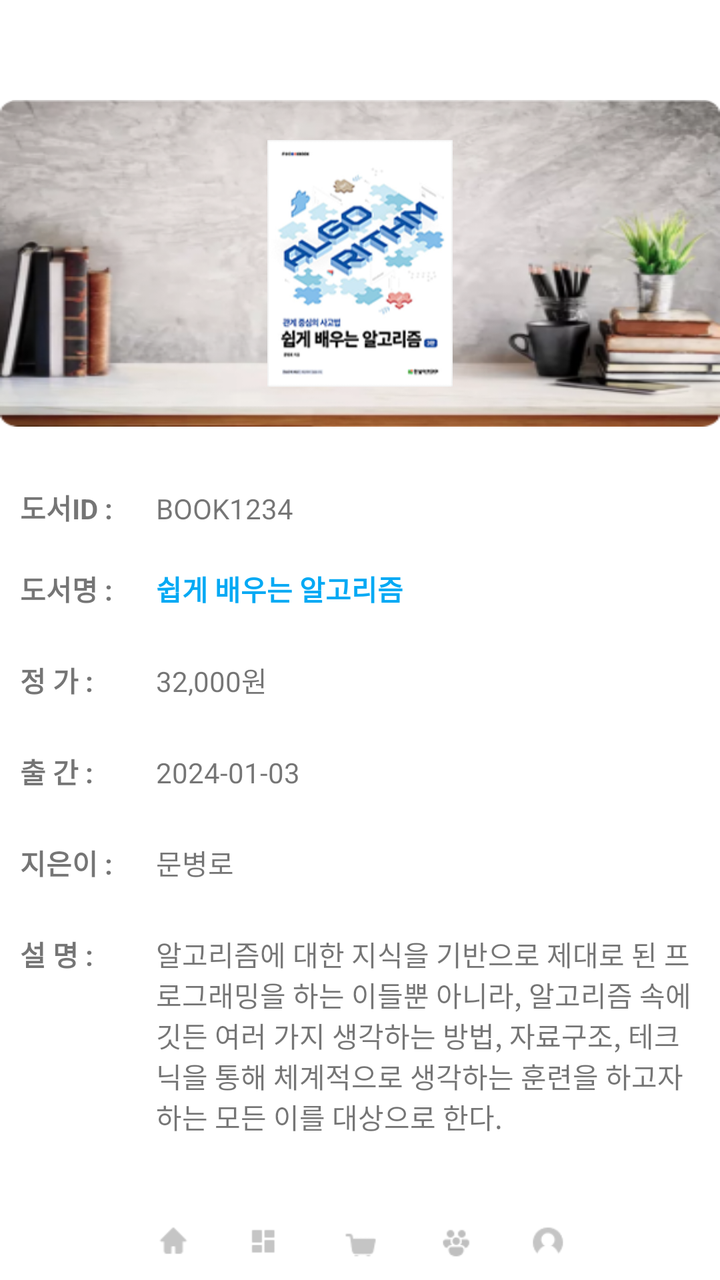
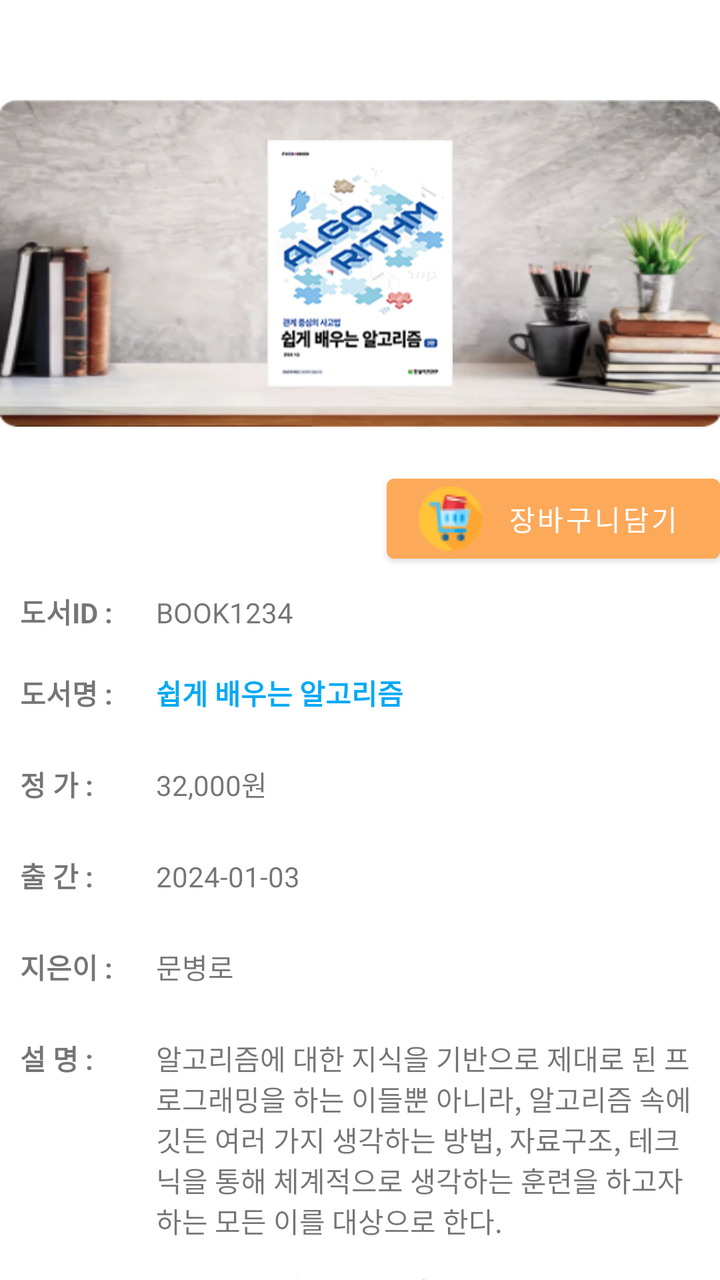

Before-and-after screenshots of an Android layout around one commit, followed by the original layout XML and the change that was made.
<!-- AndroidManifest.xml: activity theme MyTheme.BookMarket -->
<!-- res/layout/activity_book.xml -->
<?xml version="1.0" encoding="utf-8"?>
<LinearLayout xmlns:android="http://schemas.android.com/apk/res/android"
    xmlns:app="http://schemas.android.com/apk/res-auto"
    xmlns:tools="http://schemas.android.com/tools"
    android:id="@+id/book"
    android:layout_width="match_parent"
    android:layout_height="match_parent"
    android:layout_margin="20dp"
    android:background="#ffffff"
    android:orientation="vertical"
    tools:context=".BookActivity">

    <LinearLayout
        android:layout_width="match_parent"
        android:layout_height="match_parent"
        android:layout_marginTop="50dp"
        android:layout_weight="2"
        android:background="@drawable/book_bg"
        android:orientation="horizontal">

        <ImageView
            android:id="@+id/imageView1"
            android:layout_width="match_parent"
            android:layout_height="match_parent"
            android:layout_weight="1"
            android:padding="20dp"
            android:visibility="visible"
            app:srcCompat="@drawable/books_book1" />

    </LinearLayout>

    <LinearLayout
        android:layout_width="match_parent"
        android:layout_height="match_parent"
        android:layout_marginTop="20dp"
        android:layout_weight="1"
        android:orientation="vertical">

        <LinearLayout
            android:layout_width="match_parent"
            android:layout_height="wrap_content"
            android:orientation="horizontal"
            android:padding="10dp"
            android:weightSum="1">

            <TextView
                android:id="@+id/textView1"
                android:layout_width="match_parent"
                android:layout_height="wrap_content"
                android:layout_weight="0.8"
                android:text="도서ID :"
                android:textStyle="bold" />

            <TextView
                android:id="@+id/book_tv01"
                android:layout_width="match_parent"
                android:layout_height="wrap_content"
                android:layout_weight="0.2"
                android:text="BOOK1234"
                android:textAllCaps="true" />

        </LinearLayout>

        <LinearLayout
            android:layout_width="match_parent"
            android:layout_height="wrap_content"
            android:layout_marginBottom="5dp"
            android:orientation="horizontal"
            android:padding="10dp"
            android:weightSum="1">

            <TextView
                android:id="@+id/textView2"
                android:layout_width="match_parent"
                android:layout_height="wrap_content"
                android:layout_weight="0.8"
                android:text="도서명 : "
                android:textStyle="bold" />

            <TextView
                android:id="@+id/book_tv02"
                android:layout_width="match_parent"
                android:layout_height="wrap_content"
                android:layout_weight="0.2"
                android:text="쉽게 배우는 알고리즘"
                android:textColor="#03A9F4"
                android:textSize="14sp"
                android:textStyle="bold" />
        </LinearLayout>

        <LinearLayout
            android:layout_width="match_parent"
            android:layout_height="wrap_content"
            android:layout_marginBottom="5dp"
            android:orientation="horizontal"
            android:padding="10dp"
            android:weightSum="1">

            <TextView
                android:id="@+id/textView3"
                android:layout_width="match_parent"
                android:layout_height="wrap_content"
                android:layout_weight="0.8"
                android:text="정 가 :"
                android:textStyle="bold" />

            <TextView
                android:id="@+id/book_tv03"
                android:layout_width="match_parent"
                android:layout_height="wrap_content"
                android:layout_weight="0.2"
                android:text="32,000원" />
        </LinearLayout>

        <LinearLayout
            android:layout_width="match_parent"
            android:layout_height="wrap_content"
            android:layout_marginBottom="5dp"
            android:orientation="horizontal"
            android:padding="10dp"
            android:weightSum="1">

            <TextView
                android:id="@+id/textView4"
                android:layout_width="match_parent"
                android:layout_height="wrap_content"
                android:layout_weight="0.8"
                android:text="출 간 : "
                android:textStyle="bold" />

            <TextView
                android:id="@+id/book_tv04"
                android:layout_width="match_parent"
                android:layout_height="wrap_content"
                android:layout_weight="0.2"
                android:text="2024-01-03" />
        </LinearLayout>

        <LinearLayout
            android:layout_width="match_parent"
            android:layout_height="wrap_content"
            android:layout_marginBottom="5dp"
            android:orientation="horizontal"
            android:padding="10dp"
            android:weightSum="1">

            <TextView
                android:id="@+id/textView5"
                android:layout_width="match_parent"
                android:layout_height="wrap_content"
                android:layout_weight="0.8"
                android:text="지은이 : "
                android:textStyle="bold" />

            <TextView
                android:id="@+id/book_tv05"
                android:layout_width="match_parent"
                android:layout_height="wrap_content"
                android:layout_weight="0.2"
                android:text="문병로" />
        </LinearLayout>

        <LinearLayout
            android:layout_width="match_parent"
            android:layout_height="wrap_content"
            android:layout_marginBottom="5dp"
            android:orientation="horizontal"
            android:padding="10dp"
            android:weightSum="1">

            <TextView
                android:id="@+id/textView6"
                android:layout_width="match_parent"
                android:layout_height="wrap_content"
                android:layout_weight="0.8"
                android:text="설 명 :"
                android:textStyle="bold" />

            <TextView
                android:id="@+id/book_tv06"
                android:layout_width="match_parent"
                android:layout_height="wrap_content"
                android:layout_weight="0.2"
                android:text="알고리즘에 대한 지식을 기반으로 제대로 된 프로그래밍을 하는 이들뿐 아니라, 알고리즘 속에 깃든 여러 가지 생각하는 방법, 자료구조, 테크닉을 통해 체계적으로 생각하는 훈련을 하고자 하는 모든 이를 대상으로 한다. " />
        </LinearLayout>

        <LinearLayout
            android:layout_width="match_parent"
            android:layout_height="wrap_content"
            android:layout_weight="0.8"
            android:orientation="horizontal"
            android:padding="10dp"
            android:weightSum="1">

            <TextView
                android:id="@+id/textView7"
                android:layout_width="match_parent"
                android:layout_height="wrap_content"
                android:layout_weight="0.8"
                android:text="분 류 : "
                android:textStyle="bold" />

            <TextView
                android:id="@+id/book_tv07"
                android:layout_width="match_parent"
                android:layout_height="wrap_content"
                android:layout_weight="0.2"
                android:text="IT/모바일" />

        </LinearLayout>

        <LinearLayout
            android:layout_width="match_parent"
            android:layout_height="wrap_content"
            android:layout_weight="0.8"
            android:gravity="bottom"
            android:orientation="vertical">

            <ImageView
                android:id="@+id/imageView2"
                android:layout_width="match_parent"
                android:layout_height="wrap_content"
                app:srcCompat="@drawable/menu_bottom" />
        </LinearLayout>

    </LinearLayout>

</LinearLayout>
<!-- resources referenced by this layout -->
<resources>
  <!-- drawable book_bg: png bitmap (drawable, 106210 bytes) -->
  <!-- drawable books_book1: png bitmap (drawable, 30988 bytes) -->
  <!-- drawable menu_bottom: png bitmap (drawable, 1726 bytes) -->
  <style name="MyTheme.BookMarket" parent="Theme.MaterialComponents.DayNight.DarkActionBar">
  
          <item name="colorPrimary">@color/appBarColor</item>
  
          <item name="android:statusBarColor">@color/appBarColor</item>
  
          <item name="android:navigationBarColor">@android:color/transparent</item>
  
      </style>
  <color name="appBarColor">#48B6B5</color>
</resources>

<!-- the commit's change to res/layout/activity_book.xml (unified diff, before → after) -->
@@ -39,6 +39,24 @@
         <LinearLayout
             android:layout_width="match_parent"
             android:layout_height="wrap_content"
+            android:gravity="right"
+            android:orientation="horizontal"
+            android:weightSum="1">
+
+            <Button
+                android:id="@+id/book_bt01"
+                android:layout_width="wrap_content"
+                android:layout_height="wrap_content"
+                android:backgroundTint="#FDA95A"
+                android:drawableLeft="@drawable/icon_dialog"
+                android:text=" 장바구니담기 "
+                android:textColor="#FFFFFF" />
+
+        </LinearLayout>
+
+        <LinearLayout
+            android:layout_width="match_parent"
+            android:layout_height="wrap_content"
             android:orientation="horizontal"
             android:padding="10dp"
             android:weightSum="1">
<!-- resource entries referenced after the edit -->
@@ -2,6 +2,7 @@
 <resources>
   <!-- drawable book_bg: png bitmap (drawable, 106210 bytes) -->
   <!-- drawable books_book1: png bitmap (drawable, 30988 bytes) -->
+  <!-- drawable icon_dialog: png bitmap (drawable, 1620 bytes) -->
   <!-- drawable menu_bottom: png bitmap (drawable, 1726 bytes) -->
   <style name="MyTheme.BookMarket" parent="Theme.MaterialComponents.DayNight.DarkActionBar">
   
